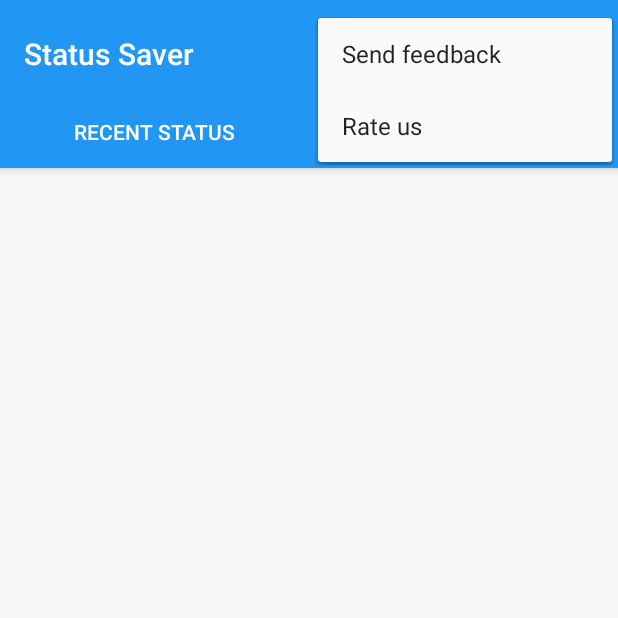
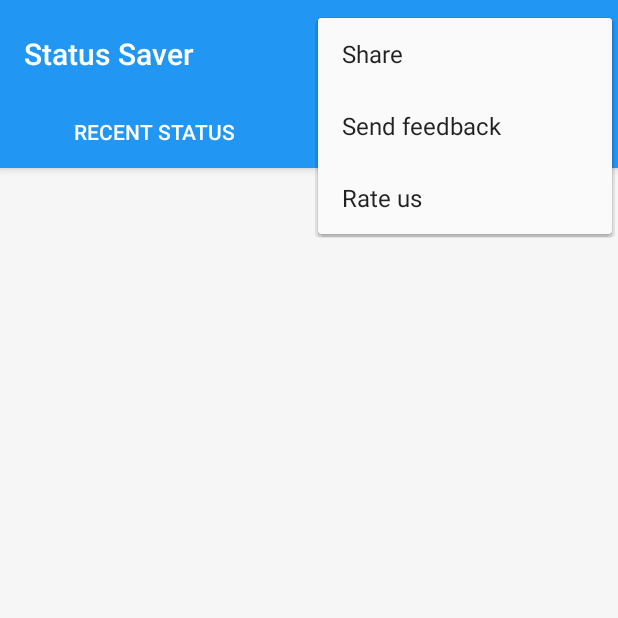
Before and after one commit to Austinepass/WAStatusSaver, an Android app: the screen it shows after launch (MainActivity), with the options menu open, on a phone screen of 412 x 824 dp, the top half of it. Run offline under Robolectric (Android 15) with nearby library versions, the phone set to English and light mode, and no system bars; our stand-ins replace AdMob; libraries missing offline, so code that uses them is left out: com.nabinbhandari.android, umairayub.madialog; pictures from the network do not load.

Commit message:
Added Share and Help in Menu

```diff
--- /dev/null
+++ b/app/src/main/res/drawable/ic_help.xml
@@ -0,0 +1,12 @@
+<vector xmlns:android="http://schemas.android.com/apk/res/android"
+    android:width="24dp"
+    android:height="24dp"
+    android:alpha="0.9"
+    android:autoMirrored="true"
+    android:tint="#FFFFFF"
+    android:viewportWidth="24"
+    android:viewportHeight="24">
+    <path
+        android:fillColor="@android:color/white"
+        android:pathData="M11,18h2v-2h-2v2zM12,2C6.48,2 2,6.48 2,12s4.48,10 10,10 10,-4.48 10,-10S17.52,2 12,2zM12,20c-4.41,0 -8,-3.59 -8,-8s3.59,-8 8,-8 8,3.59 8,8 -3.59,8 -8,8zM12,6c-2.21,0 -4,1.79 -4,4h2c0,-1.1 0.9,-2 2,-2s2,0.9 2,2c0,2 -3,1.75 -3,5h2c0,-2.25 3,-2.5 3,-5 0,-2.21 -1.79,-4 -4,-4z" />
+</vector>
--- a/app/src/main/res/menu/main_menu.xml
+++ b/app/src/main/res/menu/main_menu.xml
@@ -1,5 +1,16 @@
 <?xml version="1.0" encoding="utf-8"?>
-<menu xmlns:android="http://schemas.android.com/apk/res/android">
+<menu xmlns:android="http://schemas.android.com/apk/res/android"
+    xmlns:app="http://schemas.android.com/apk/res-auto">
+
+    <item
+        android:id="@+id/action_help"
+        android:icon="@drawable/ic_help"
+        android:title="Help"
+        app:showAsAction="always" />
+
+    <item
+        android:id="@+id/action_share"
+        android:title="Share" />
     <item
         android:id="@+id/action_feedback"
         android:title="Send feedback" />
--- a/app/src/main/res/values/strings.xml
+++ b/app/src/main/res/values/strings.xml
@@ -1,3 +1,4 @@
 <resources>
     <string name="app_name">Status Saver</string>
+    <string name="help_message">"● Check status on WhatsApp.\n● Open or come back to status saver app.\n● Choose photo or video status to download.\n● Click on photo or video to preview or click on save button to save.\n● You can check your saved status in Second tab (Saved Status)."</string>
 </resources>
```
Also changed, not shown: app/src/main/java/codes/umair/wastatussaver/activities/MainActivity.kt (+26 -1 lines).
